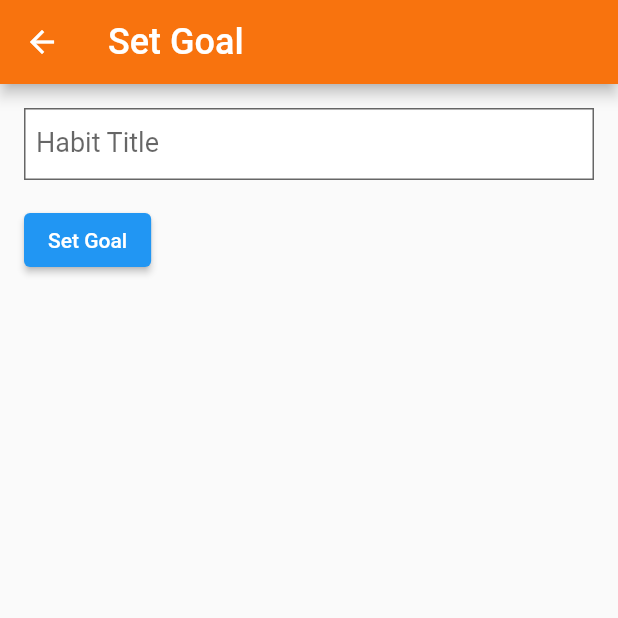
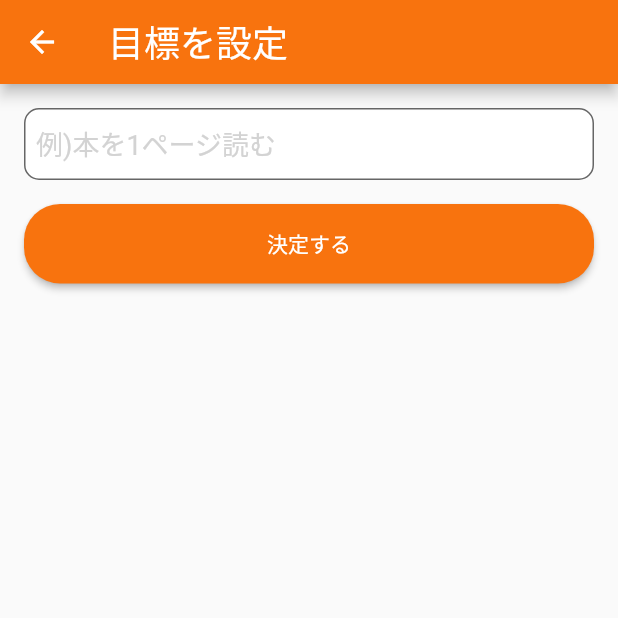
Before and after one commit to narumi0610/habit_app, a Flutter app: the screen it shows after launch, after a tap on "目標を設定する", on a phone screen of 412 x 824 dp, the top half of it. Run offline on Flutter 3.47's test engine with Material 2 defaults, Android fonts, the phone set to English and light mode, and no system bars; our stand-ins replace animated_flip_counter, flutter_bounce, realm; missing offline and left inert: home_widget; generated files the repository leaves out were written again; Roboto replaces fonts that are missing (KosugiMaru).

Commit message:
UI調整

```diff
--- a/lib/screens/goal_history_screen.dart
+++ b/lib/screens/goal_history_screen.dart
@@ -26,7 +26,7 @@ class _GoalHistoryScreenState extends State<GoalHistoryScreen> {
   @override
   Widget build(BuildContext context) {
     return Scaffold(
-      appBar: AppBar(title: Text('Goal History')),
+      appBar: AppBar(title: Text('履歴')),
       body: Padding(
         padding: const EdgeInsets.all(16.0),
         child: ListView.builder(
--- a/lib/screens/home_screen.dart
+++ b/lib/screens/home_screen.dart
@@ -5,6 +5,8 @@ import 'package:habit_app/models/habit.dart';
 import 'package:habit_app/screens/parts/continuous_days_animation.dart';
 import 'package:habit_app/screens/set_goal_screen.dart';
 import 'package:habit_app/utils/app_color.dart';
+import 'package:habit_app/utils/global_const.dart';
+import 'package:habit_app/utils/rounded_button.dart';
 import 'package:home_widget/home_widget.dart';
 import 'package:realm/realm.dart';
 
@@ -15,7 +17,6 @@ class HomeScreen extends StatefulWidget {
 
 class HomeScreenState extends State<HomeScreen> {
   Habit? _currentHabit;
-  String? _praiseText;
   late Realm realm;
 
   HomeScreenState() {
@@ -39,11 +40,13 @@ class HomeScreenState extends State<HomeScreen> {
 
   // 習慣を更新
   Future<void> _updateCurrentState() async {
+    if ((_currentHabit?.currentState ?? 0) < GlobalConst.maxContinuousDays) {
       setState(() {
         realm.write(() {
           _currentHabit!.currentState++;
         });
       });
+    }
 
     try {
       await Future.wait([
@@ -66,17 +69,35 @@ class HomeScreenState extends State<HomeScreen> {
   @override
   Widget build(BuildContext context) {
     // 端末のサイズを取得
-    final width = MediaQuery.of(context).size.width / 1.5;
+    final width = MediaQuery.of(context).size.width;
+
+    final setGoalButton = RoundedButton(
+        title: '目標を設定する',
+        onPressed: () {
+          Navigator.push(
+            context,
+            MaterialPageRoute(
+              builder: (context) => SetGoalScreen(),
+            ),
+          );
+        });
 
     return Scaffold(
-      appBar: AppBar(title: const Text('Home')),
-      body: Center(
-        child: Bounce(
+      appBar: AppBar(title: const Text('記録')),
+      body: Container(
+        margin: const EdgeInsets.all(16),
+        child: Center(
+          child: Column(
+            mainAxisAlignment: MainAxisAlignment.center,
+            children: [
+              if (_currentHabit != null) ...[
+                Bounce(
                   duration: const Duration(milliseconds: 300),
                   onPressed: () async {
                     await _updateCurrentState();
                   },
                   child: Container(
+                    padding: const EdgeInsets.all(32),
                     width: width,
                     decoration: const BoxDecoration(
                       shape: BoxShape.circle,
@@ -90,38 +111,35 @@ class HomeScreenState extends State<HomeScreen> {
                       ],
                     ),
                     child: Column(
-              mainAxisAlignment: MainAxisAlignment.center,
                       children: [
-                if (_currentHabit != null) ...[
                         Text(_currentHabit!.title,
                             style: const TextStyle(fontSize: 24)),
                         const SizedBox(height: 8),
                         ContinuousDaysAnimation(_currentHabit!.currentState),
-                  if (_praiseText != null) ...[
+                      ],
+                    ),
+                  ),
+                ),
+              ] else ...[
+                Column(
+                  children: [
+                    const Text('目標を設定しよう！', style: TextStyle(fontSize: 24)),
                     const SizedBox(height: 16),
-                    const Text('AI Praise:', style: TextStyle(fontSize: 18)),
-                    const SizedBox(height: 8),
-                    Text(_praiseText!, style: const TextStyle(fontSize: 16)),
+                    setGoalButton,
                   ],
-                ] else ...[
-                  const Text('目標がありません。設定してください',
-                      style: TextStyle(fontSize: 24)),
-                  ElevatedButton(
-                    onPressed: () {
-                      Navigator.push(
-                        context,
-                        MaterialPageRoute(
-                          builder: (context) => SetGoalScreen(),
-                        ),
-                      ).then((_) {
-                        setState(() {});
-                      });
-                    },
-                    child: const Text('目標を設定する'),
                 ),
               ],
+              if ((_currentHabit?.currentState ?? 0) ==
+                  GlobalConst.maxContinuousDays) ...[
+                const SizedBox(height: 32),
+                const Text(GlobalConst.praiseText,
+                    style: TextStyle(fontSize: 16)),
+                if (_currentHabit!.currentState ==
+                    GlobalConst.maxContinuousDays)
+                  const SizedBox(height: 24),
+                setGoalButton
               ],
-            ),
+            ],
           ),
         ),
       ),
--- a/lib/screens/set_goal_screen.dart
+++ b/lib/screens/set_goal_screen.dart
@@ -1,6 +1,9 @@
 import 'package:flutter/material.dart';
 import 'package:habit_app/models/habit.dart';
+import 'package:habit_app/utils/rounded_button.dart';
 import 'package:realm/realm.dart';
+
+import '../utils/app_color.dart';
 
 class SetGoalScreen extends StatefulWidget {
   @override
@@ -31,7 +34,7 @@ class SetGoalScreenState extends State<SetGoalScreen> {
   @override
   Widget build(BuildContext context) {
     return Scaffold(
-      appBar: AppBar(title: Text('Set Goal')),
+      appBar: AppBar(title: Text('目標を設定')),
       body: Padding(
         padding: const EdgeInsets.all(16.0),
         child: Form(
@@ -40,19 +43,24 @@ class SetGoalScreenState extends State<SetGoalScreen> {
             crossAxisAlignment: CrossAxisAlignment.start,
             children: [
               TextFormField(
+                style: const TextStyle(color: AppColor.text),
                 controller: _habitTitleController,
-                decoration: InputDecoration(labelText: 'Habit Title'),
+                decoration: const InputDecoration(
+                    hintText: '例)本を1ページ読む',
+                    hintStyle: TextStyle(color: AppColor.lightGray),
+                    border: OutlineInputBorder(
+                        borderRadius: BorderRadius.all(Radius.circular(10.0)))),
                 validator: (value) {
                   if (value == null || value.isEmpty) {
-                    return 'Please enter a habit title';
+                    return '目標を入力してください';
                   }
                   return null;
                 },
               ),
               SizedBox(height: 16),
-              ElevatedButton(
+              RoundedButton(
                 onPressed: _setGoal,
-                child: Text('Set Goal'),
+                title: '決定する',
               ),
             ],
           ),
--- a/lib/utils/app_color.dart
+++ b/lib/utils/app_color.dart
@@ -7,6 +7,7 @@ class AppColor {
   static const yellow = Color(0xFFFCBD15);
   static const beige = Color(0xFFF7D2B0);
   static const vividOrange = Color(0xFFED3902);
+  static const lightGray = Color(0xFFD3D3D3);
 
   static const text = Color(0xFF4D5156);
 }
--- a/lib/utils/global_const.dart
+++ b/lib/utils/global_const.dart
@@ -1,3 +1,7 @@
 class GlobalConst {
-  static const appGroupID = 'group.habitFlutter';
+  static const String appGroupID = 'group.habitFlutter';
+
+  static const int maxContinuousDays = 30;
+
+  static const String praiseText = '30日間達成！おめでとう！！';
 }
--- /dev/null
+++ b/lib/utils/rounded_button.dart
@@ -0,0 +1,28 @@
+import 'package:flutter/material.dart';
+import 'package:habit_app/utils/app_color.dart';
+
+class RoundedButton extends StatelessWidget {
+  final String title;
+  final Function() onPressed;
+  const RoundedButton(
+      {required this.title, required this.onPressed, super.key});
+
+  @override
+  Widget build(BuildContext context) {
+    final width = MediaQuery.of(context).size.width;
+    return ElevatedButton(
+      // 最大までwidthを広げる
+
+      style: ElevatedButton.styleFrom(
+        minimumSize: Size(width, 0),
+        backgroundColor: AppColor.primary,
+        padding: const EdgeInsets.all(16),
+        shape: RoundedRectangleBorder(
+          borderRadius: BorderRadius.circular(24),
+        ),
+      ),
+      onPressed: onPressed,
+      child: Text(title),
+    );
+  }
+}
--- a/lib/utils/theme.dart
+++ b/lib/utils/theme.dart
@@ -86,5 +86,10 @@ class AppTheme {
     progressIndicatorTheme:
         const ProgressIndicatorThemeData(color: AppColor.yellow),
     appBarTheme: const AppBarTheme(backgroundColor: AppColor.primary),
+    bottomNavigationBarTheme: const BottomNavigationBarThemeData(
+      backgroundColor: AppColor.white,
+      selectedItemColor: AppColor.primary,
+      unselectedItemColor: AppColor.lightGray,
+    ),
   );
 }
```
Lines whose indentation alone changed are shown as unchanged.
